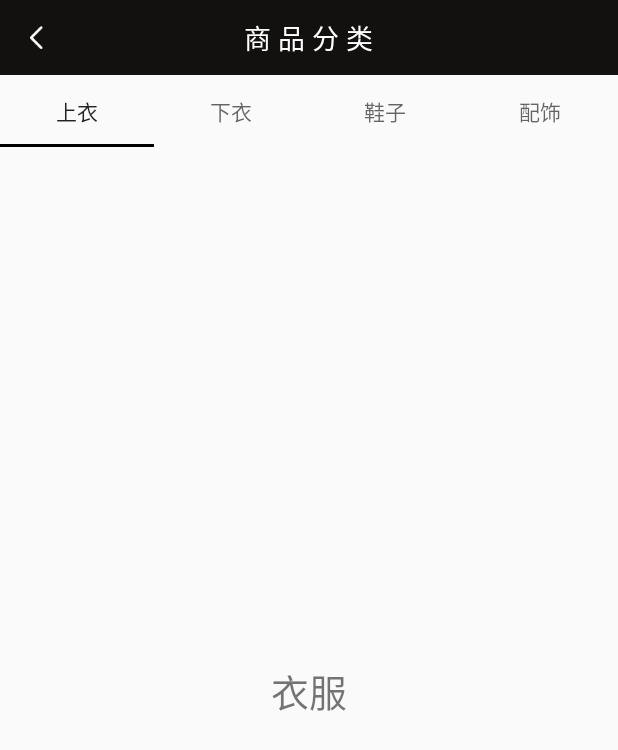
After one commit to shareForTeam/EBJ, an Android app: the Sort_Fragment_clothes screen opened directly, with no data from a screen before it, on a phone screen of 412 x 824 dp. The commit adds this screen. Shown: the top 750 px of the screen. Run offline under Robolectric (Android 15) with nearby library versions, the light colour scheme and no system bars; libraries missing offline, so code that uses them is left out: org.xutils.common, org.xutils.http, org.xutils.x.

Commit message:
9-7更新sortActivity

```diff
--- a/app/build.gradle
+++ b/app/build.gradle
@@ -23,9 +23,9 @@ android {
 
 dependencies {
     compile fileTree(include: ['*.jar'], dir: 'libs')
-    testCompile 'junit:junit:4.12'
     compile 'com.android.support:appcompat-v7:24.2.0'
     compile 'com.specyci:residemenu:1.6'
     compile 'de.hdodenhof:circleimageview:2.1.0'
     compile 'org.xutils:xutils:3.3.36'
+    compile 'com.android.support:design:24.2.0'
 }
--- a/app/src/main/java/share/com/ebj/Activity/SortActivity.java
+++ b/app/src/main/java/share/com/ebj/Activity/SortActivity.java
@@ -1,7 +1,12 @@
 package share.com.ebj.Activity;
 
-import android.support.v7.app.AppCompatActivity;
 import android.os.Bundle;
+import android.support.design.widget.TabLayout;
+import android.support.v4.app.Fragment;
+import android.support.v4.app.FragmentActivity;
+import android.support.v4.app.FragmentManager;
+import android.support.v4.app.FragmentTransaction;
+import android.support.v4.view.ViewPager;
 import android.util.Log;
 
 import org.xutils.common.Callback;
@@ -9,35 +14,60 @@ import org.xutils.http.HttpMethod;
 import org.xutils.http.RequestParams;
 import org.xutils.x;
 
-import java.net.MalformedURLException;
-import java.net.URL;
+import java.util.ArrayList;
 
 import share.com.ebj.R;
+import share.com.ebj.adapter.SortViewPagerAdapter;
+import share.com.ebj.leadFragment.Sort_Fragment_ACC;
+import share.com.ebj.leadFragment.Sort_Fragment_clothes;
+import share.com.ebj.leadFragment.Sort_Fragment_shoes;
+import share.com.ebj.leadFragment.Sort_Fragment_skirt;
 
-public class SortActivity extends AppCompatActivity {
+public class SortActivity extends FragmentActivity {
+    private ArrayList<Fragment> fragmentsList = new ArrayList<>();
+    private FragmentManager fragmentManager;
     private String TAG = "crazyK";
+    private TabLayout tabLayout;
+    private ViewPager viewPager;
+    private Sort_Fragment_clothes fragment_clothes;//上衣
+    private Sort_Fragment_shoes fragment_shose;//鞋子
+    private Sort_Fragment_skirt fragment_skirt;//下衣
+    private Sort_Fragment_ACC fragment_ACC;//配饰
+
+
 
     @Override
     protected void onCreate(Bundle savedInstanceState) {
         super.onCreate(savedInstanceState);
         setContentView(R.layout.activity_sort);
-
+        init();
+        tabLayout.setupWithViewPager(viewPager);//把TabLayout和ViewPager关联起来
+        fragmentManager = getSupportFragmentManager();//获取Fragment管理者
+        SortViewPagerAdapter adapter = new SortViewPagerAdapter(getSupportFragmentManager());
+        viewPager.setAdapter(adapter);//设置适配器
         /**接收mainActivity传过来的product_id*/
 
     }
+    private  void  init(){
+        viewPager = (ViewPager) findViewById(R.id.activity_sort_viewpager);
+        tabLayout = (TabLayout) findViewById(R.id.activity_sort_tablayout);
+    }
 
-    /**开始访问服务器，获取分类Json
+
+
+    /**
+     * 开始访问服务器，获取分类Json
      * 并将获得的json转化成bean
-     * */
-    public void getSortInfo(int product_id){
+     */
+    public void getSortInfo(int product_id) {
         RequestParams requestParams = new RequestParams("http://172.18.4.18:8080/EBJ_Project/goods_sort.do");
-        requestParams.addParameter("type","android");
-        requestParams.addParameter("query","sort");
-        requestParams.addParameter("product_id",product_id);
-        x.http().request(HttpMethod.POST,requestParams , new Callback.CommonCallback<String>() {
+        requestParams.addParameter("type", "android");
+        requestParams.addParameter("query", "sort");
+        requestParams.addParameter("product_id", product_id);
+        x.http().request(HttpMethod.POST, requestParams, new Callback.CommonCallback<String>() {
             @Override
             public void onSuccess(String result) {
-                Log.i(TAG, "onSuccess: "+result);
+                Log.i(TAG, "onSuccess: " + result);
             }
 
             @Override
@@ -56,4 +86,8 @@ public class SortActivity extends AppCompatActivity {
             }
         });
     }
+
+
+
+
 }
--- /dev/null
+++ b/app/src/main/java/share/com/ebj/adapter/SortViewPagerAdapter.java
@@ -0,0 +1,56 @@
+package share.com.ebj.adapter;
+
+import android.support.v4.app.Fragment;
+import android.support.v4.app.FragmentManager;
+import android.support.v4.app.FragmentPagerAdapter;
+
+import share.com.ebj.leadFragment.Sort_Fragment_ACC;
+import share.com.ebj.leadFragment.Sort_Fragment_clothes;
+import share.com.ebj.leadFragment.Sort_Fragment_shoes;
+import share.com.ebj.leadFragment.Sort_Fragment_skirt;
+
+/**
+ * Created by Administrator on 2016/9/7.
+ */
+
+/***
+ * ViewPager里面嵌套Fragment
+ */
+public class SortViewPagerAdapter extends FragmentPagerAdapter {
+
+    String header_Title[] = {"上衣", "下衣", "鞋子", "配饰"};//四个分类的标题
+    Fragment fragment [];//具体的分类信息，四个Fragment
+
+//构造四个Fragment
+    public SortViewPagerAdapter(FragmentManager fm) {
+        super(fm);
+        fragment = new Fragment[4];
+        fragment[0] = new Sort_Fragment_clothes();
+        fragment[1] = new Sort_Fragment_skirt();
+        fragment[2] = new Sort_Fragment_shoes();
+        fragment[3] = new Sort_Fragment_ACC();
+
+    }
+
+    @Override
+    public Fragment getItem(int position) {
+        return fragment[position];
+    }
+
+    @Override
+    public int getCount() {
+        return fragment.length;
+    }
+
+
+    //这里设置的是tablayout的title标题内容
+    @Override
+    public CharSequence getPageTitle(int position) {
+        return header_Title[position];
+    }
+
+    @Override
+    public int getItemPosition(Object object) {
+        return super.getItemPosition(object);
+    }
+}
--- /dev/null
+++ b/app/src/main/java/share/com/ebj/leadFragment/Sort_Fragment_ACC.java
@@ -0,0 +1,23 @@
+package share.com.ebj.leadFragment;
+
+import android.os.Bundle;
+import android.support.v4.app.Fragment;
+import android.view.LayoutInflater;
+import android.view.View;
+import android.view.ViewGroup;
+
+import share.com.ebj.R;
+
+/**
+ * Created by Administrator on 2016/9/7.
+ */
+
+public class Sort_Fragment_ACC extends Fragment{
+
+
+    @Override
+    public View onCreateView(LayoutInflater inflater, ViewGroup container, Bundle savedInstanceState) {
+        View view = inflater.inflate(R.layout.sort_fragment_acc,container,false);
+        return view;
+    }
+}
--- /dev/null
+++ b/app/src/main/java/share/com/ebj/leadFragment/Sort_Fragment_clothes.java
@@ -0,0 +1,23 @@
+package share.com.ebj.leadFragment;
+
+import android.os.Bundle;
+import android.support.v4.app.Fragment;
+import android.view.LayoutInflater;
+import android.view.View;
+import android.view.ViewGroup;
+
+import share.com.ebj.R;
+
+/**
+ * Created by Administrator on 2016/9/7.
+ */
+
+public class Sort_Fragment_clothes extends Fragment {
+
+
+    @Override
+    public View onCreateView(LayoutInflater inflater, ViewGroup container, Bundle savedInstanceState) {
+        View view = inflater.inflate(R.layout.sort_fragment_clothes,container,false);
+        return view;
+    }
+}
--- /dev/null
+++ b/app/src/main/java/share/com/ebj/leadFragment/Sort_Fragment_shoes.java
@@ -0,0 +1,23 @@
+package share.com.ebj.leadFragment;
+
+import android.os.Bundle;
+import android.support.v4.app.Fragment;
+import android.view.LayoutInflater;
+import android.view.View;
+import android.view.ViewGroup;
+
+import share.com.ebj.R;
+
+/**
+ * Created by Administrator on 2016/9/7.
+ */
+
+public class Sort_Fragment_shoes extends Fragment {
+
+
+    @Override
+    public View onCreateView(LayoutInflater inflater, ViewGroup container, Bundle savedInstanceState) {
+        View view = inflater.inflate(R.layout.sort_fragment_shoes,container,false);
+        return view;
+    }
+}
--- /dev/null
+++ b/app/src/main/java/share/com/ebj/leadFragment/Sort_Fragment_skirt.java
@@ -0,0 +1,23 @@
+package share.com.ebj.leadFragment;
+
+import android.os.Bundle;
+import android.support.v4.app.Fragment;
+import android.view.LayoutInflater;
+import android.view.View;
+import android.view.ViewGroup;
+
+import share.com.ebj.R;
+
+/**
+ * Created by Administrator on 2016/9/7.
+ */
+
+public class Sort_Fragment_skirt extends Fragment {
+
+
+    @Override
+    public View onCreateView(LayoutInflater inflater, ViewGroup container,  Bundle savedInstanceState) {
+        View  view =inflater.inflate(R.layout.sort_fragment_skirt,container,false);
+        return view;
+    }
+}
--- a/app/src/main/res/layout/activity_sort.xml
+++ b/app/src/main/res/layout/activity_sort.xml
@@ -1,12 +1,58 @@
 <?xml version="1.0" encoding="utf-8"?>
 <RelativeLayout xmlns:android="http://schemas.android.com/apk/res/android"
+    xmlns:app="http://schemas.android.com/apk/res-auto"
     xmlns:tools="http://schemas.android.com/tools"
     android:layout_width="match_parent"
     android:layout_height="match_parent"
-    android:paddingBottom="@dimen/activity_vertical_margin"
-    android:paddingLeft="@dimen/activity_horizontal_margin"
-    android:paddingRight="@dimen/activity_horizontal_margin"
-    android:paddingTop="@dimen/activity_vertical_margin"
     tools:context="share.com.ebj.Activity.SortActivity">
 
+    <RelativeLayout
+        android:id="@+id/line1"
+        android:layout_width="match_parent"
+        android:layout_height="50dp"
+        android:background="#12110f"
+        android:orientation="horizontal">
+        <!--返回键-->
+        <ImageView
+            android:id="@+id/pay_click_back"
+            android:layout_width="wrap_content"
+            android:layout_height="wrap_content"
+            android:layout_centerVertical="true"
+            android:layout_marginLeft="20dp"
+            android:src="@mipmap/gouwuche_back" />
+
+        <!--购物车标题-->
+
+        <TextView
+            android:layout_width="wrap_content"
+            android:layout_height="wrap_content"
+            android:layout_centerInParent="true"
+            android:text="商 品 分 类"
+            android:textColor="@color/colorWhite"
+            android:textSize="18sp" />
+    </RelativeLayout>
+
+    <LinearLayout
+        android:layout_width="match_parent"
+        android:layout_height="wrap_content"
+        android:layout_alignParentBottom="true"
+        android:layout_below="@id/line1"
+        android:orientation="vertical">
+
+        <android.support.design.widget.TabLayout
+            android:id="@+id/activity_sort_tablayout"
+            android:layout_width="match_parent"
+            android:layout_height="wrap_content"
+            app:tabIndicatorColor="@android:color/black"
+            app:tabMode="fixed" />
+
+        <android.support.v4.view.ViewPager
+            android:id="@+id/activity_sort_viewpager"
+            android:layout_width="match_parent"
+            android:layout_height="wrap_content" />
+
+
+    </LinearLayout>
+
+
 </RelativeLayout>
--- /dev/null
+++ b/app/src/main/res/layout/sort_fragment_clothes.xml
@@ -0,0 +1,14 @@
+<?xml version="1.0" encoding="utf-8"?>
+<LinearLayout xmlns:android="http://schemas.android.com/apk/res/android"
+    android:layout_width="match_parent"
+    android:layout_height="match_parent">
+
+    <TextView
+        android:id="@+id/id_fm_tv"
+        android:layout_width="match_parent"
+        android:layout_height="match_parent"
+        android:gravity="center"
+        android:text="衣服"
+        android:textSize="25sp"/>
+
+</LinearLayout>
```
Also changed, not shown: app/src/main/AndroidManifest.xml (+4 -8 lines), app/src/main/res/layout/sort_fragment_acc.xml (added, +14 -0 lines), app/src/main/res/layout/sort_fragment_shoes.xml (added, +14 -0 lines), app/src/main/res/layout/sort_fragment_skirt.xml (added, +14 -0 lines).
